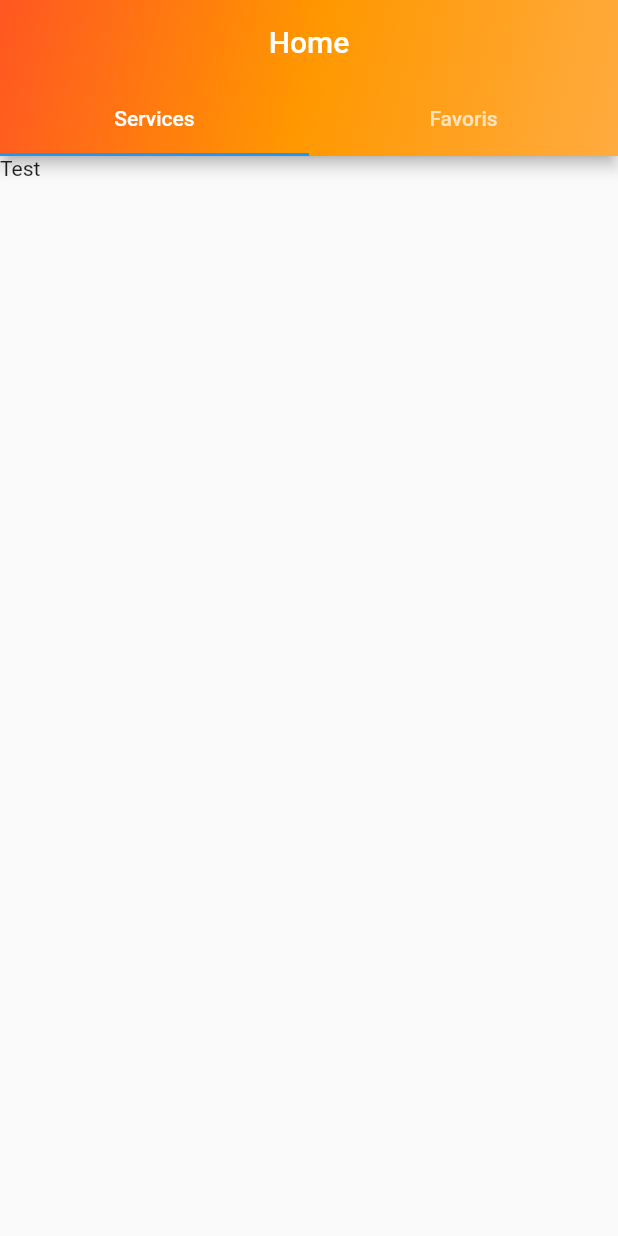
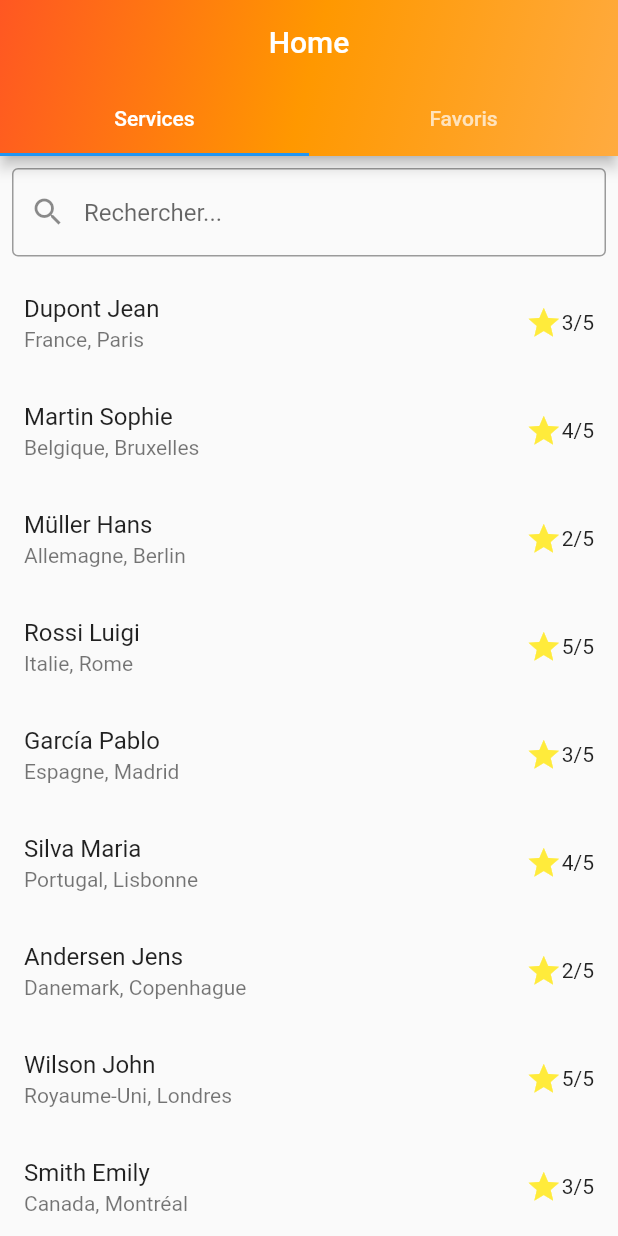
Before and after one commit to ColorBlastPA/Mobile, a Flutter app: the HomePage screen opened directly, on a phone screen of 412 x 824 dp. Run offline on Flutter 3.47's test engine with Material 2 defaults, Android fonts, the phone set to English and light mode, and no system bars; our stand-ins replace simple_animations; missing offline and left inert: mailer.

Commit message:
ServiceList+recherche+datamanager

```diff
--- /dev/null
+++ b/lib/Model/user.dart
@@ -0,0 +1,15 @@
+class User {
+  final String nom;
+  final String prenom;
+  final String pays;
+  final String ville;
+  final int note;
+
+  User({
+    required this.nom,
+    required this.prenom,
+    required this.pays,
+    required this.ville,
+    required this.note,
+  });
+}
--- a/lib/Page/forgot_password_page.dart
+++ b/lib/Page/forgot_password_page.dart
@@ -1,3 +1,4 @@
+import 'package:color_blast/Model/data_manager.dart';
 import 'package:flutter/cupertino.dart';
 import 'package:flutter/material.dart';
 import 'package:mailer/mailer.dart';
--- a/lib/Page/home_page.dart
+++ b/lib/Page/home_page.dart
@@ -1,3 +1,4 @@
+import 'package:color_blast/Page/service_list_page.dart';
 import 'package:flutter/cupertino.dart';
 import 'package:flutter/material.dart';
 
@@ -41,9 +42,7 @@ class _HomePageState extends State<HomePage> {
         ),
         body: TabBarView(
           children: [
-            Container(
-              child: Text("Test"),
-            ),
+            ServiceListPage(),
             Container(
               child: Text("Test2"),
             ),
--- /dev/null
+++ b/lib/Page/service_list_page.dart
@@ -0,0 +1,92 @@
+import 'package:flutter/cupertino.dart';
+import 'package:flutter/material.dart';
+
+import '../Model/user.dart';
+
+
+class ServiceListPage extends StatefulWidget {
+  const ServiceListPage({Key? key}) : super(key: key);
+
+  @override
+  State<ServiceListPage> createState() => _ServiceListPageState();
+}
+
+class _ServiceListPageState extends State<ServiceListPage> {
+  List<User> data = [
+    User(nom: 'Dupont', prenom: 'Jean', pays: 'France', ville: 'Paris', note: 3),
+    User(nom: 'Martin', prenom: 'Sophie', pays: 'Belgique', ville: 'Bruxelles', note: 4),
+    User(nom: 'Müller', prenom: 'Hans', pays: 'Allemagne', ville: 'Berlin', note: 2),
+    User(nom: 'Rossi', prenom: 'Luigi', pays: 'Italie', ville: 'Rome', note: 5),
+    User(nom: 'García', prenom: 'Pablo', pays: 'Espagne', ville: 'Madrid', note: 3),
+    User(nom: 'Silva', prenom: 'Maria', pays: 'Portugal', ville: 'Lisbonne', note: 4),
+    User(nom: 'Andersen', prenom: 'Jens', pays: 'Danemark', ville: 'Copenhague', note: 2),
+    User(nom: 'Wilson', prenom: 'John', pays: 'Royaume-Uni', ville: 'Londres', note: 5),
+    User(nom: 'Smith', prenom: 'Emily', pays: 'Canada', ville: 'Montréal', note: 3),
+    User(nom: 'Lee', prenom: 'Jung-Su', pays: 'Corée du Sud', ville: 'Séoul', note: 4),
+    User(nom: 'Tanaka', prenom: 'Yuki', pays: 'Japon', ville: 'Tokyo', note: 2),
+    User(nom: 'Santos', prenom: 'Miguel', pays: 'Brésil', ville: 'Rio de Janeiro', note: 5),
+    User(nom: 'Chen', prenom: 'Yan', pays: 'Chine', ville: 'Pékin', note: 3),
+    User(nom: 'López', prenom: 'Carlos', pays: 'Mexique', ville: 'Mexico', note: 4),
+    User(nom: 'Kowalski', prenom: 'Jan', pays: 'Pologne', ville: 'Varsovie', note: 2),
+    User(nom: 'Ivanov', prenom: 'Dmitri', pays: 'Russie', ville: 'Moscou', note: 5),
+    User(nom: 'Álvarez', prenom: 'Juan', pays: 'Colombie', ville: 'Bogota', note: 3),
+    User(nom: 'Nguyen', prenom: 'Hoa', pays: 'Vietnam', ville: 'Hanoi', note: 4),
+    User(nom: 'González', prenom: 'Alejandro', pays: 'Argentine', ville: 'Buenos Aires', note: 2),
+
+  ];
+
+  List<User> filteredData = [];
+
+  @override
+  void initState() {
+    super.initState();
+    filteredData = data;
+  }
+
+  void filterList(String query) {
+    setState(() {
+      filteredData = data
+          .where((person) => person.nom.toLowerCase().contains(query.toLowerCase()) || person.prenom.toLowerCase().contains(query.toLowerCase()))
+          .toList();
+    });
+  }
+
+  @override
+  Widget build(BuildContext context) {
+    return Scaffold(
+      body: Column(
+        children: [
+          Padding(
+            padding: const EdgeInsets.all(8.0),
+            child: TextField(
+              onChanged: (value) => filterList(value),
+              decoration: InputDecoration(
+                hintText: 'Rechercher...',
+                prefixIcon: Icon(Icons.search),
+                border: OutlineInputBorder(),
+              ),
+            ),
+          ),
+          Expanded(
+            child: ListView.builder(
+              itemCount: filteredData.length,
+              itemBuilder: (BuildContext context, int index) {
+                return ListTile(
+                  title: Text('${filteredData[index].nom} ${filteredData[index].prenom}'),
+                  subtitle: Text('${filteredData[index].pays}, ${filteredData[index].ville}'),
+                  trailing: Row(
+                    mainAxisSize: MainAxisSize.min,
+                    children: [
+                      Icon(Icons.star, color: Colors.yellow),
+                      Text('${filteredData[index].note}/5'),
+                    ],
+                  ),
+                );
+              },
+            ),
+          ),
+        ],
+      ),
+    );
+  }
+}
```
Also changed, not shown: lib/Model/data_manager.dart (added, +15 -0 lines), lib/Model/user_model.dart (deleted, +0 -46 lines).
